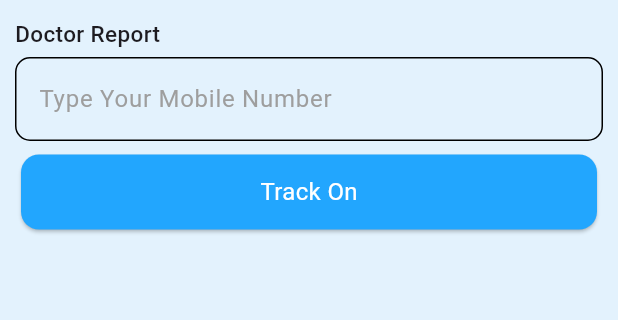
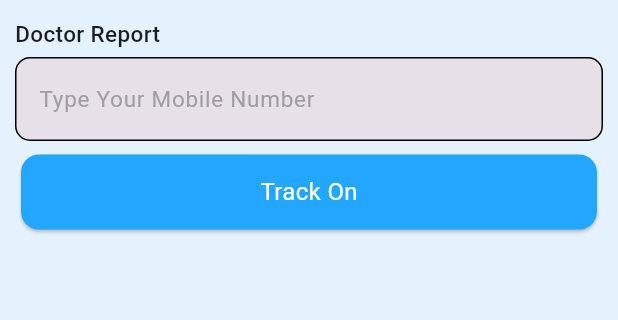
Before and after one commit to fahimshahariar09/doctor_appointment_project, a Flutter app: the DoctorReport screen opened directly, on a phone screen of 412 x 824 dp, the part 66-386 px from its top. Run offline on Flutter 3.47's test engine with Material 3 defaults, Android fonts, the phone set to English and light mode, and no system bars; our stand-ins replace animated_notch_bottom_bar, get.

Commit message:
first commit

```diff
--- a/lib/main.dart
+++ b/lib/main.dart
@@ -1,6 +1,4 @@
-import 'package:doctor_appointment_project/view/screen/doctor_report/doctor_report.dart';
-import 'package:doctor_appointment_project/view/screen/language/language.dart';
-import 'package:doctor_appointment_project/view/screen/setting/setting.dart';
+import 'package:doctor_appointment_project/view/screen/notification/notification.dart';
 import 'package:flutter/material.dart';
 import 'package:get/get.dart';
 
@@ -15,7 +13,7 @@ class MyApp extends StatelessWidget {
   Widget build(BuildContext context) {
     return const GetMaterialApp(
       debugShowCheckedModeBanner: false,
-        home: Setting(),
+        home: NotificationPage(),
     );
   }
 }
--- a/lib/view/common_widget/common_text_field.dart
+++ b/lib/view/common_widget/common_text_field.dart
@@ -5,10 +5,17 @@ class CommonTextField extends StatelessWidget {
     super.key,
     required this.hText,
     this.icon,
+    this.fColor,
+    this.fSize,
+    this.fWeight, this.fillColor,
   });
 
   final String hText;
   final Icon? icon;
+  final Color? fColor;
+  final double? fSize;
+  final FontWeight? fWeight;
+  final Color? fillColor;
 
   @override
   Widget build(BuildContext context) {
@@ -23,10 +30,13 @@ class CommonTextField extends StatelessWidget {
         border: OutlineInputBorder(
           borderRadius: BorderRadius.circular(10),
         ),
+        fillColor: fillColor,
+        filled: true,
         hintText: hText,
-        hintStyle: const TextStyle(
-          color: Colors.grey,
-        ),
+        hintStyle: TextStyle(
+            color: fColor ?? Colors.grey,
+            fontSize: fSize ?? 15,
+            fontWeight: fWeight ?? FontWeight.normal),
         suffixIcon: icon,
       ),
     );
```
Also changed, not shown: lib/view/screen/doctor_list/doctor_info.dart (+65 -3 lines), lib/view/screen/notification/notification.dart (added, +38 -0 lines), lib/view/screen/notification/widget/notification_card.dart (added, +28 -0 lines), lib/view/screen/payment/payment_success.dart (+0 -7 lines).
